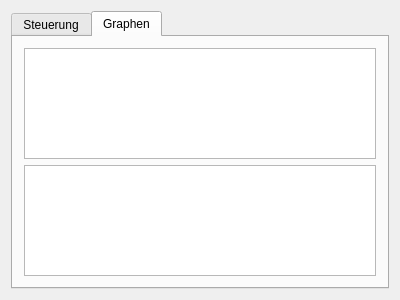
Before: the Qt Designer form GUI/widget.ui in Gralfs/University-Project_as_Group, drawn with Qt 5.
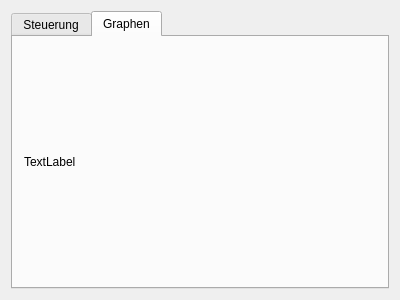
After: the same form once the commit is applied. The open tabs and pages were chosen to show the change.

Commit message: Added Serial support for GUI

The edit to the form file:
```diff
--- a/GUI/widget.ui
+++ b/GUI/widget.ui
@@ -200,14 +200,11 @@
       </attribute>
       <layout class="QVBoxLayout" name="verticalLayout">
        <item>
-        <layout class="QVBoxLayout" name="verticalLayout_2">
-         <item>
-          <widget class="QGraphicsView" name="graphicsView"/>
-         </item>
-         <item>
-          <widget class="QGraphicsView" name="graphicsView_2"/>
-         </item>
-        </layout>
+        <widget class="QLabel" name="label_3">
+         <property name="text">
+          <string>TextLabel</string>
+         </property>
+        </widget>
        </item>
       </layout>
      </widget>
```
Left out of the diff: 2 changed lines with no effect on the pictures. The commit also changes 3 other files.
